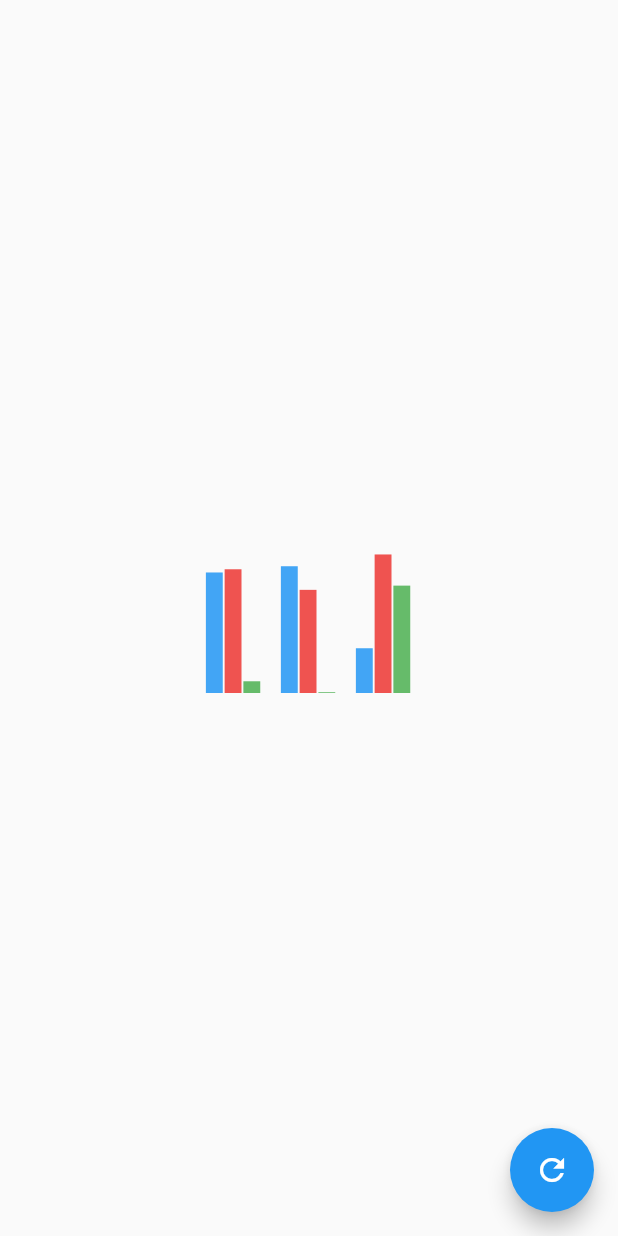
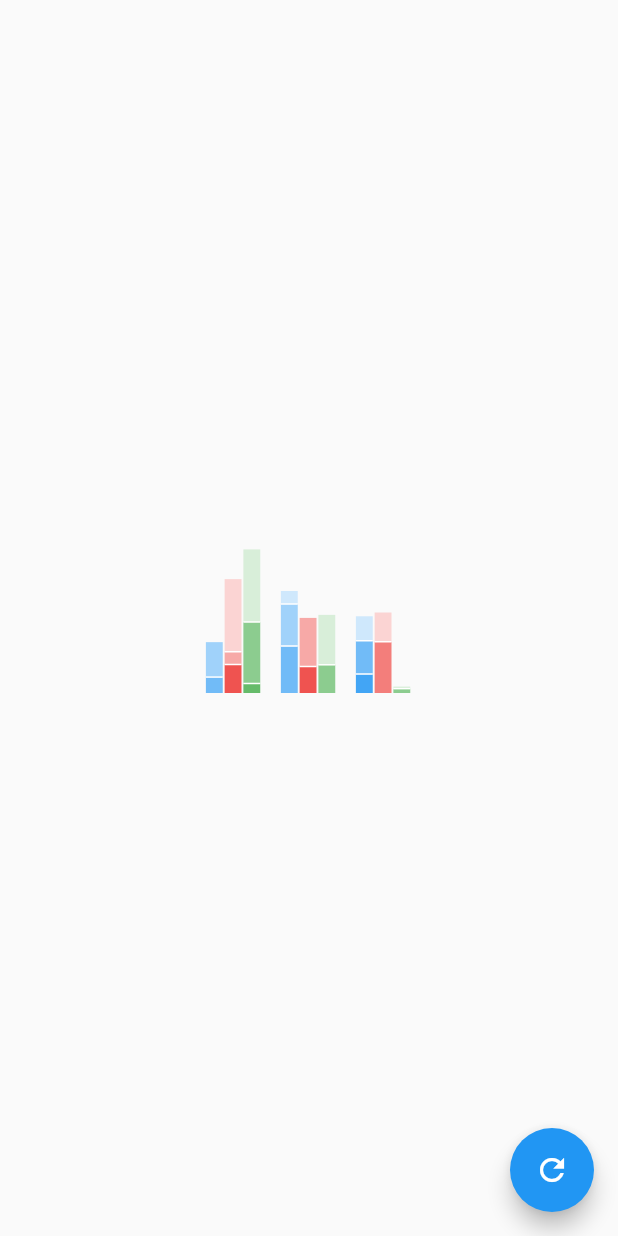
Before and after one commit to alexander-larsson/flutter-charts, a Flutter app: the screen it shows after launch, on a phone screen of 412 x 824 dp. Run offline on Flutter 3.47's test engine with Material 2 defaults, Android fonts, the phone set to English and light mode, and no system bars.

Commit message:
Grouped + stacked bar charts

```diff
--- a/lib/bar.dart
+++ b/lib/bar.dart
@@ -16,32 +16,45 @@ class BarChart {
 
   factory BarChart.random(Size size, Random random) {
     const groupWidthFraction = 0.75;
-    const barWidthFraction = 0.9;
+    const stackWidthFraction = 0.9;
     final groupRanks = _selectRanks(random, 5);
     final groupCount = groupRanks.length;
     final groupDistance = size.width / (1 + groupCount);
     final groupWidth = groupDistance * groupWidthFraction;
     final startX = groupDistance - groupWidth / 2;
-    final barRanks = _selectRanks(random, ColorPalette.primary.length ~/ 2);
-    final barCount = barRanks.length;
-    final barDistance = groupWidth / barCount;
-    final barWidth = barDistance * barWidthFraction;
+    final stackRanks = _selectRanks(random, ColorPalette.primary.length ~/ 2);
+    final stackCount = stackRanks.length;
+    final stackDistance = groupWidth / stackCount;
+    final stackWidth = stackDistance * stackWidthFraction;
     final groups = new List.generate(
       groupCount,
           (i) {
+        final stacks = new List.generate(
+          stackCount,
+              (j) {
+            final baseColor = ColorPalette.primary[stackRanks[j]];
+            final barRanks = _selectRanks(random, 4);
+            final monochrome = new ColorPalette.monochrome(baseColor, 4);
             final bars = new List.generate(
-          barCount,
-              (j) => new Bar(
-            barRanks[j],
-            startX + i * groupDistance + j * barDistance,
-            barWidth,
-            random.nextDouble() * size.height,
-            ColorPalette.primary[barRanks[j]],
+              barRanks.length,
+                  (k) => new Bar(
+                barRanks[k],
+                random.nextDouble() * size.height / 2,
+                monochrome[barRanks[k]],
               ),
+            );
+            return new BarStack(
+              stackRanks[j],
+              baseColor,
+              startX + i * groupDistance + j * stackDistance,
+              stackWidth,
+              bars,
+            );
+          },
         );
         return new BarGroup(
           groupRanks[i],
-          bars,
+          stacks,
         );
       },
     );
@@ -75,13 +88,13 @@ class BarChartTween extends Tween<BarChart> {
 }
 
 class BarGroup implements MergeTweenable<BarGroup> {
-  BarGroup(this.rank, this.bars);
+  BarGroup(this.rank, this.stacks);
 
   final int rank;
-  final List<Bar> bars;
+  final List<BarStack> stacks;
 
   @override
-  BarGroup get empty => new BarGroup(rank, <Bar>[]);
+  BarGroup get empty => new BarGroup(rank, <BarStack>[]);
 
   @override
   bool operator <(BarGroup other) => rank < other.rank;
@@ -92,6 +105,38 @@ class BarGroup implements MergeTweenable<BarGroup> {
 
 class BarGroupTween extends Tween<BarGroup> {
   BarGroupTween(BarGroup begin, BarGroup end)
+      : _stacksTween = new MergeTween<BarStack>(begin.stacks, end.stacks),
+        super(begin: begin, end: end) {
+    assert(begin.rank == end.rank);
+  }
+
+  final MergeTween<BarStack> _stacksTween;
+
+  @override
+  BarGroup lerp(double t) => new BarGroup(begin.rank, _stacksTween.lerp(t));
+}
+
+class BarStack implements MergeTweenable<BarStack> {
+  BarStack(this.rank, this.baseColor, this.x, this.width, this.bars);
+
+  final int rank;
+  final Color baseColor;
+  final double x;
+  final double width;
+  final List<Bar> bars;
+
+  @override
+  BarStack get empty => new BarStack(rank, baseColor, x, 0.0, <Bar>[]);
+
+  @override
+  bool operator <(BarStack other) => rank < other.rank;
+
+  @override
+  Tween<BarStack> tweenTo(BarStack other) => new BarStackTween(this, other);
+}
+
+class BarStackTween extends Tween<BarStack> {
+  BarStackTween(BarStack begin, BarStack end)
       : _barsTween = new MergeTween<Bar>(begin.bars, end.bars),
         super(begin: begin, end: end) {
     assert(begin.rank == end.rank);
@@ -100,20 +145,24 @@ class BarGroupTween extends Tween<BarGroup> {
   final MergeTween<Bar> _barsTween;
 
   @override
-  BarGroup lerp(double t) => new BarGroup(begin.rank, _barsTween.lerp(t));
+  BarStack lerp(double t) => new BarStack(
+    begin.rank,
+    Color.lerp(begin.baseColor, end.baseColor, t),
+    lerpDouble(begin.x, end.x, t),
+    lerpDouble(begin.width, end.width, t),
+    _barsTween.lerp(t),
+  );
 }
 
 class Bar extends MergeTweenable<Bar> {
-  Bar(this.rank, this.x, this.width, this.height, this.color);
+  Bar(this.rank, this.height, this.color);
 
   final int rank;
-  final double x;
-  final double width;
   final double height;
   final Color color;
 
   @override
-  Bar get empty => new Bar(rank, x, 0.0, 0.0, color);
+  Bar get empty => new Bar(rank, 0.0, color);
 
   @override
   bool operator <(Bar other) => rank < other.rank;
@@ -125,8 +174,6 @@ class Bar extends MergeTweenable<Bar> {
     assert(begin.rank == end.rank);
     return new Bar(
       begin.rank,
-      lerpDouble(begin.x, end.x, t),
-      lerpDouble(begin.width, end.width, t),
       lerpDouble(begin.height, end.height, t),
       Color.lerp(begin.color, end.color, t),
     );
@@ -151,20 +198,35 @@ class BarChartPainter extends CustomPainter {
 
   @override
   void paint(Canvas canvas, Size size) {
-    final paint = new Paint()..style = PaintingStyle.fill;
+    final barPaint = new Paint()..style = PaintingStyle.fill;
+    final linePaint = new Paint()
+      ..style = PaintingStyle.stroke
+      ..color = Colors.white
+      ..strokeWidth = 1.0;
+    final linePath = new Path();
     final chart = animation.value;
     for (final group in chart.groups) {
-      for (final bar in group.bars) {
-        paint.color = bar.color;
+      for (final stack in group.stacks) {
+        var y = size.height;
+        for (final bar in stack.bars) {
+          barPaint.color = bar.color;
           canvas.drawRect(
             new Rect.fromLTWH(
-            bar.x,
-            size.height - bar.height,
-            bar.width,
+              stack.x,
+              y - bar.height,
+              stack.width,
               bar.height,
             ),
-          paint,
+            barPaint,
           );
+          if (y < size.height) {
+            linePath.moveTo(stack.x, y);
+            linePath.lineTo(stack.x + stack.width, y);
+          }
+          y -= bar.height;
+        }
+        canvas.drawPath(linePath, linePaint);
+        linePath.reset();
       }
     }
   }
--- a/lib/color_palette.dart
+++ b/lib/color_palette.dart
@@ -17,11 +17,30 @@ class ColorPalette {
     assert(colors.isNotEmpty);
   }
 
+  factory ColorPalette.monochrome(Color base, int length) {
+    return new ColorPalette(new List.generate(
+      length,
+          (i) => _brighterColor(base, i, length),
+    ));
+  }
+
+  static Color _brighterColor(Color base, int i, int n) {
+    return new Color.fromARGB(
+        base.alpha,
+        _brighterComponent(base.red, i, n),
+        _brighterComponent(base.green, i, n),
+        _brighterComponent(base.blue, i, n));
+  }
+
+  static int _brighterComponent(int base, int i, int n) {
+    return (base + i * (255 - base) / n).floor();
+  }
+
   final List<Color> _colors;
 
-  Color operator [](int index) => _colors[index % length];
+  Color operator [](int index) => _colors[index % _colors.length];
 
   int get length => _colors.length;
 
-  Color random(Random random) => this[random.nextInt(length)];
+  Color random(Random random) => this[random.nextInt(_colors.length)];
 }
```
Lines whose indentation alone changed are shown as unchanged.
